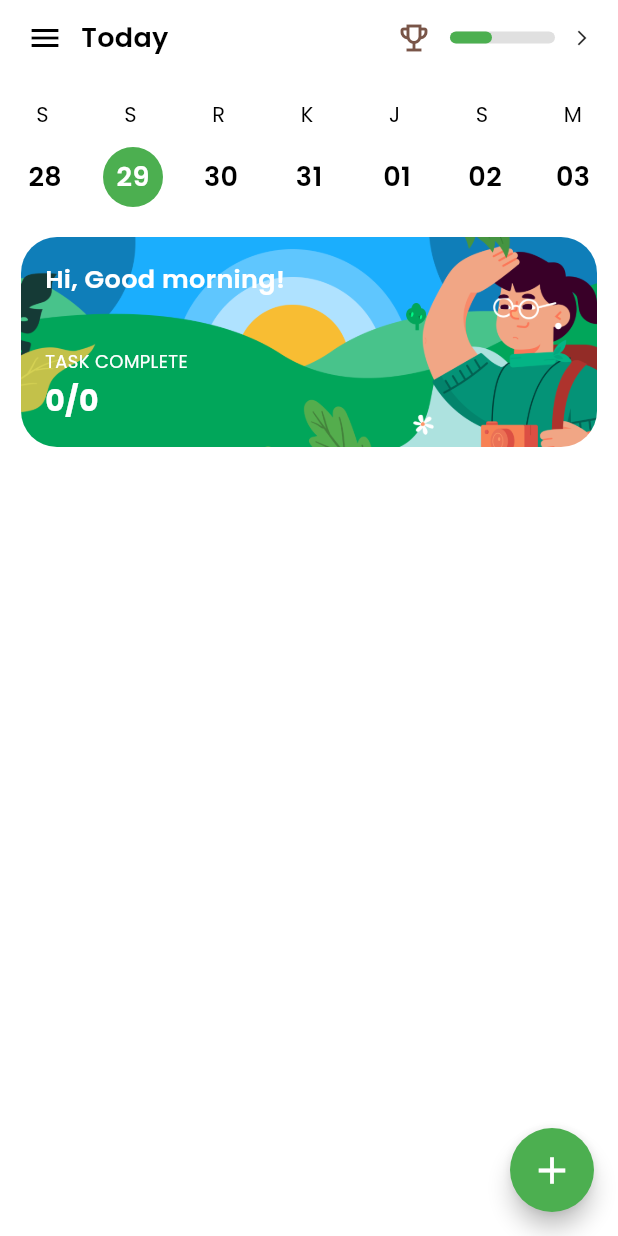
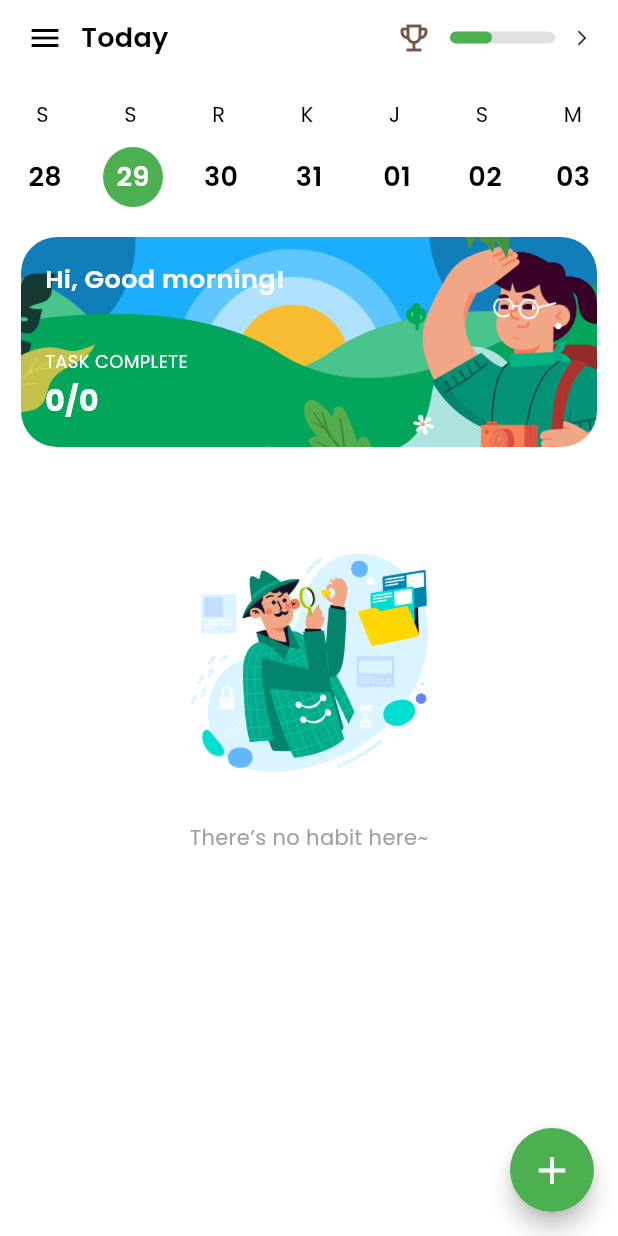
Before and after one commit to satriafitra/Activa, a Flutter app: the screen it shows after launch, on a phone screen of 412 x 824 dp. Run offline on Flutter 3.47's test engine with Material 3 defaults, Android fonts, the phone set to English and light mode, and no system bars; our stand-ins replace audioplayers, flutter_dotenv, flutter_slidable, google_fonts, iconsax, lottie and 3 more; accounts and stored records are empty.

Commit message:
update banner no habit

```diff
--- a/lib/pages/habit_list/habit_list_page.dart
+++ b/lib/pages/habit_list/habit_list_page.dart
@@ -113,7 +113,7 @@ class _HabitListPageState extends State<HabitListPage> {
 
     // print('🟦 Jumlah habit aktif hari ini: ${todayHabits.length}');
     // print(
-        // '✅ Jumlah habit yang selesai: ${todayHabits.where((h) => h.isCompleted).length}');
+    // '✅ Jumlah habit yang selesai: ${todayHabits.where((h) => h.isCompleted).length}');
 
     final allCompleted = todayHabits.isNotEmpty &&
         todayHabits.every((habit) => habit.isCompleted == true);
@@ -323,6 +323,15 @@ class _HabitListPageState extends State<HabitListPage> {
   // FRONT VIEW
   @override
   Widget build(BuildContext context) {
+    final hasMorning =
+        habitsWithStatus.any((h) => h.habit.timeOfDay.toLowerCase() == 'pagi');
+    final hasAfternoon =
+        habitsWithStatus.any((h) => h.habit.timeOfDay.toLowerCase() == 'siang');
+    final hasEvening =
+        habitsWithStatus.any((h) => h.habit.timeOfDay.toLowerCase() == 'malam');
+
+    final hasAnyHabit = hasMorning || hasAfternoon || hasEvening;
+
     // Hitung total dan completed dari habitsWithStatus
     final totalTasks = habitsWithStatus.length;
     final completedTasks = habitsWithStatus
@@ -538,13 +547,36 @@ class _HabitListPageState extends State<HabitListPage> {
               ),
 
               const SizedBox(height: 20),
+
               Padding(
                 padding: const EdgeInsets.symmetric(horizontal: 6),
                 child: Column(
                   crossAxisAlignment: CrossAxisAlignment.start,
                   children: [
-                    if (habitsWithStatus.any(
-                        (h) => h.habit.timeOfDay.toLowerCase() == 'pagi')) ...[
+                    if (!hasAnyHabit) ...[
+                      const SizedBox(height: 20),
+                      Center(
+                        child: Column(
+                          children: [
+                            Image.asset(
+                              'assets/images/no_habit.png',
+                              width: 200,
+                              fit: BoxFit.contain,
+                            ),
+                            const SizedBox(height: 6),
+                            Text(
+                              "There’s no habit here~",
+                              style: GoogleFonts.poppins(
+                                fontSize: 14,
+                                color: Colors.grey,
+                                fontWeight: FontWeight.w400,
+                              ),
+                            ),
+                          ],
+                        ),
+                      ),
+                    ],
+                    if (hasMorning) ...[
                       Text(
                         "MORNING",
                         style: GoogleFonts.poppins(
@@ -560,8 +592,7 @@ class _HabitListPageState extends State<HabitListPage> {
                       ),
                       const SizedBox(height: 24),
                     ],
-                    if (habitsWithStatus.any(
-                        (h) => h.habit.timeOfDay.toLowerCase() == 'siang')) ...[
+                    if (hasAfternoon) ...[
                       Text(
                         "AFTERNOON",
                         style: GoogleFonts.poppins(
@@ -578,8 +609,7 @@ class _HabitListPageState extends State<HabitListPage> {
                       ),
                       const SizedBox(height: 24),
                     ],
-                    if (habitsWithStatus.any(
-                        (h) => h.habit.timeOfDay.toLowerCase() == 'malam')) ...[
+                    if (hasEvening) ...[
                       Text(
                         "EVENING",
                         style: GoogleFonts.poppins(
--- a/lib/services/gemini_service.dart
+++ b/lib/services/gemini_service.dart
@@ -16,18 +16,16 @@ class GeminiService {
 
     final body = {
       'contents': [
-
         {
           'role': 'user',
           'parts': [
             {
-              'text': 'Kamu adalah Acto, chatbot self-care yang ceria, hangat, '
-                  'tidak menghakimi, dan suka menyemangati user untuk menyelesaikan kebiasaan positif. '
-                  'Gunakan bahasa santai dan menyenangkan, dan gunakan format **bold**, *italic*, atau __underline__ jika perlu.'
+              'text': 'Kamu adalah Acto, chatbot self-care yang ramah. '
+                  'Gunakan bahasa santai, dan gunakan format **bold**, *italic*, atau __underline__ jika perlu. '
+                  'Jawablah dengan singkat, maksimal 2-3 kalimat.'
             }
           ]
         },
-
         ...chatHistory,
       ]
     };
--- a/pubspec.yaml
+++ b/pubspec.yaml
@@ -46,6 +46,7 @@ flutter:
     - assets/images/day.png
     - assets/images/afternoon.png
     - assets/images/evening.png
+    - assets/images/no_habit.png
 
     # animations
     - assets/animations/confetti.json
```
Also changed, not shown: assets/images/no_habit.png (added).
